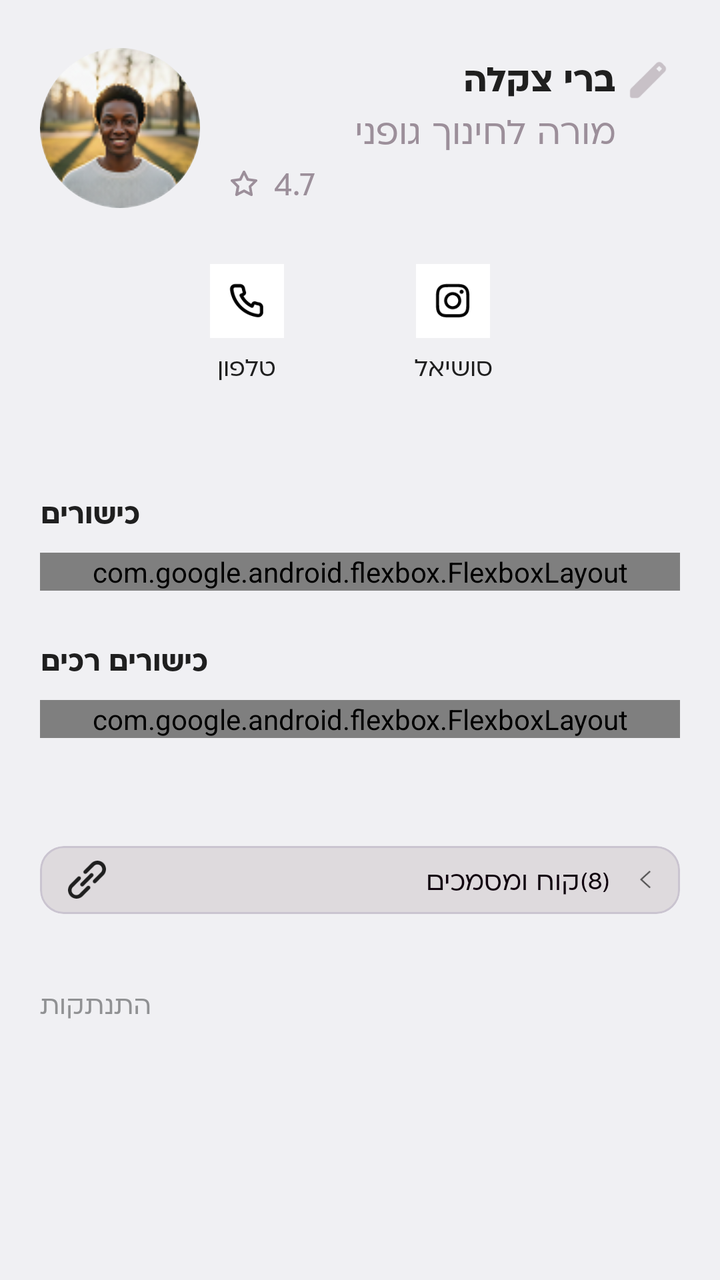
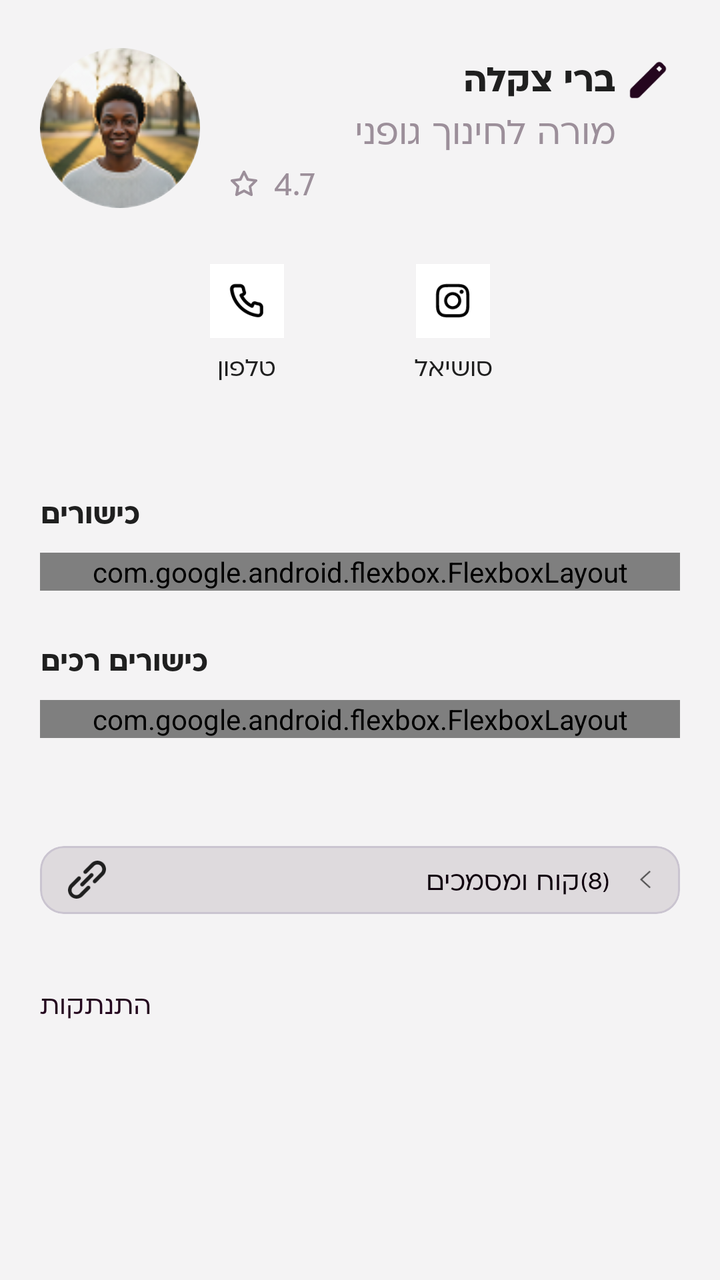

Screens rendered from an Android XML layout before and after an edit, with the pre-edit source and the edit as a unified diff.
<!-- AndroidManifest.xml: application theme Theme.ClickJob_FinalProject -->
<!-- res/layout/fragment_profile.xml -->
<?xml version="1.0" encoding="utf-8"?>
<androidx.core.widget.NestedScrollView
    xmlns:android="http://schemas.android.com/apk/res/android"
    xmlns:app="http://schemas.android.com/apk/res-auto"
    android:layout_width="match_parent"
    android:layout_height="match_parent"
    android:background="@color/screen_bg"
    android:layoutDirection="rtl"
    android:fillViewport="true">

    <LinearLayout
        android:layout_width="match_parent"
        android:layout_height="wrap_content"
        android:orientation="vertical"
        android:paddingBottom="32dp">

        

        <androidx.constraintlayout.widget.ConstraintLayout
            android:id="@+id/headerLayout"
            android:layout_width="match_parent"
            android:layout_height="wrap_content"
            android:layout_marginHorizontal="20dp"
            android:layout_marginTop="24dp">

            
            <com.google.android.material.imageview.ShapeableImageView
                android:id="@+id/imgProfile"
                android:layout_width="80dp"
                android:layout_height="80dp"
                android:scaleType="centerCrop"
                android:src="@drawable/bari"
                app:shapeAppearanceOverlay="@style/CircleImageStyle"
                app:layout_constraintTop_toTopOf="parent"
                app:layout_constraintStart_toStartOf="parent" />

            
            <TextView
                android:id="@+id/tvName"
                android:layout_width="0dp"
                android:layout_height="wrap_content"
                android:layout_marginStart="14dp"
                android:text="ברי צקלה"
                android:textColor="@color/text_dark"
                android:textSize="20sp"
                android:fontFamily="@font/ploni_bold_aaa"
                app:layout_constraintTop_toTopOf="@id/imgProfile"
                app:layout_constraintStart_toEndOf="@id/imgProfile"
                app:layout_constraintEnd_toStartOf="@id/btnEdit"
                app:layout_constraintVertical_chainStyle="packed"
                app:layout_constraintBottom_toTopOf="@id/tvJobTitle" />

            
            <TextView
                android:id="@+id/tvJobTitle"
                android:layout_width="0dp"
                android:layout_height="wrap_content"
                android:layout_marginStart="14dp"
                android:layout_marginTop="2dp"
                android:text="מורה לחינוך גופני"
                android:textColor="@color/gray04"
                android:textSize="20sp"
                android:fontFamily="@font/ploni_regular_aaa"
                app:layout_constraintTop_toBottomOf="@id/tvName"
                app:layout_constraintStart_toEndOf="@id/imgProfile"
                app:layout_constraintEnd_toStartOf="@id/btnEdit"
                app:layout_constraintBottom_toTopOf="@id/ratingRow" />

            
            <LinearLayout
                android:id="@+id/ratingRow"
                android:layout_width="wrap_content"
                android:layout_height="wrap_content"
                android:layout_marginStart="14dp"
                android:layout_marginTop="4dp"
                android:gravity="center_vertical"
                android:orientation="horizontal"
                app:layout_constraintTop_toBottomOf="@id/tvJobTitle"
                app:layout_constraintStart_toEndOf="@id/imgProfile"
                app:layout_constraintBottom_toBottomOf="@id/imgProfile">

                <ImageView
                    android:layout_width="16dp"
                    android:layout_height="16dp"
                    android:src="@drawable/ic_star"
                    app:tint="@color/gray04"
                    android:contentDescription="דירוג" />

                <TextView
                    android:id="@+id/tvRating"
                    android:layout_width="wrap_content"
                    android:layout_height="wrap_content"
                    android:text="4.7"
                    android:textColor="@color/gray04"
                    android:textSize="18sp"
                    android:fontFamily="@font/ploni_regular_aaa"
                    android:layout_marginStart="7dp" />


            </LinearLayout>

            
            <ImageView
                android:id="@+id/btnEdit"
                android:layout_width="32dp"
                android:layout_height="32dp"
                android:src="@drawable/ic_edit"
                android:padding="4dp"
                android:contentDescription="עריכה"
                app:tint="@color/gray03"
                app:layout_constraintTop_toTopOf="parent"
                app:layout_constraintEnd_toEndOf="parent" />

        </androidx.constraintlayout.widget.ConstraintLayout>

        
        

        <LinearLayout
            android:id="@+id/contactRow"
            android:layout_width="150dp"
            android:layout_height="wrap_content"
            android:orientation="horizontal"
            android:layout_gravity="center_horizontal"
            android:layout_marginTop="28dp"
            android:gravity="center_vertical">



            
            <LinearLayout
                android:layout_width="wrap_content"
                android:layout_height="wrap_content"
                android:orientation="vertical"
                android:gravity="center">

                
                <LinearLayout
                    android:id="@+id/btnPhone"
                    android:layout_width="37dp"
                    android:layout_height="37dp"
                    android:gravity="center"
                    android:background="@color/white"
                    android:clickable="true"
                    android:focusable="true">

                    <ImageView
                        android:layout_width="20dp"
                        android:layout_height="20dp"
                        android:src="@drawable/ic_phone"
                        android:contentDescription="טלפון" />

                </LinearLayout>

                
                <TextView
                    android:layout_width="wrap_content"
                    android:layout_height="wrap_content"
                    android:layout_marginTop="6dp"
                    android:text="טלפון"
                    android:textColor="@color/text_dark"
                    android:textSize="14sp"
                    android:fontFamily="@font/ploni_regular_aaa" />

            </LinearLayout>
            
            <LinearLayout
                android:layout_width="wrap_content"
                android:layout_height="wrap_content"
                android:orientation="vertical"
                android:gravity="center"
                android:layout_marginStart="65dp">

                
                <LinearLayout
                    android:id="@+id/btnSocial"
                    android:layout_width="37dp"
                    android:layout_height="37dp"
                    android:gravity="center"
                    android:background="@color/white"
                    android:clickable="true"
                    android:focusable="true">

                    <ImageView
                        android:layout_width="20dp"
                        android:layout_height="20dp"
                        android:src="@drawable/ic_instagram"
                        android:contentDescription="סושיאל" />

                </LinearLayout>

                
                <TextView
                    android:layout_width="wrap_content"
                    android:layout_height="wrap_content"
                    android:layout_marginTop="6dp"
                    android:text="סושיאל"
                    android:textColor="@color/text_dark"
                    android:textSize="14sp"
                    android:fontFamily="@font/ploni_regular_aaa" />

            </LinearLayout>

        </LinearLayout>

        

        <LinearLayout
            android:layout_width="match_parent"
            android:layout_height="wrap_content"
            android:orientation="vertical"
            android:layout_marginTop="54dp"
            android:paddingHorizontal="20dp">

            
            <TextView
                android:layout_width="wrap_content"
                android:layout_height="wrap_content"
                android:text="כישורים"
                android:textColor="@color/text_dark"
                android:textSize="16sp"
                android:fontFamily="@font/ploni_bold_aaa" />

            <com.google.android.flexbox.FlexboxLayout
                android:id="@+id/flexHardSkills"
                android:layout_width="match_parent"
                android:layout_height="wrap_content"
                android:layout_marginTop="10dp"
                android:layoutDirection="rtl"
                app:flexDirection="row"
                app:flexWrap="wrap"
                app:alignItems="center"
                app:justifyContent="flex_start" />

            
            <TextView
                android:layout_width="wrap_content"
                android:layout_height="wrap_content"
                android:layout_marginTop="24dp"
                android:text="כישורים רכים"
                android:textColor="@color/text_dark"
                android:textSize="16sp"
                android:fontFamily="@font/ploni_bold_aaa" />

            <com.google.android.flexbox.FlexboxLayout
                android:id="@+id/flexSoftSkills"
                android:layout_width="match_parent"
                android:layout_height="wrap_content"
                android:layout_marginTop="10dp"
                android:layoutDirection="rtl"
                app:flexDirection="row"
                app:flexWrap="wrap"
                app:alignItems="center"
                app:justifyContent="flex_start" />

        </LinearLayout>

        

        <com.google.android.material.card.MaterialCardView
            android:id="@+id/btnDocuments"
            android:layout_width="match_parent"
            android:layout_height="34dp"
            android:layout_marginHorizontal="20dp"
            android:layout_marginTop="54dp"
            android:clickable="true"
            android:focusable="true"
            app:cardCornerRadius="12dp"
            app:cardElevation="0dp"
            app:cardBackgroundColor="@color/gray02">

            <LinearLayout
                android:layout_width="match_parent"
                android:layout_height="match_parent"
                android:orientation="horizontal"
                android:gravity="center_vertical"
                android:layoutDirection="rtl"
                android:paddingHorizontal="14dp">

                
                <ImageView
                    android:layout_width="19dp"
                    android:layout_height="19dp"
                    android:src="@drawable/ic_link"
                    android:contentDescription="קישור"
                    app:tint="@color/text_dark" />

                <TextView
                    android:layout_width="0dp"
                    android:layout_height="wrap_content"
                    android:layout_weight="1"
                    android:layout_marginStart="8dp"
                    android:text="קוח ומסמכים"
                    android:textColor="@color/DarkDeepPink"
                    android:textSize="15sp"
                    android:fontFamily="@font/ploni_regular_aaa" />

                
                <TextView
                    android:id="@+id/tvDocumentsCount"
                    android:layout_width="wrap_content"
                    android:layout_height="wrap_content"
                    android:text="(8)"
                    android:textColor="@color/DarkDeepPink"
                    android:textSize="14sp"
                    android:fontFamily="@font/ploni_regular_aaa"
                    android:layout_marginEnd="15dp" />

                <ImageView
                    android:layout_width="6dp"
                    android:layout_height="11dp"
                    android:src="@drawable/ic_arrow_back"
                    android:contentDescription="פתח"
                    app:tint="#4F4F4F" />

            </LinearLayout>

        </com.google.android.material.card.MaterialCardView>

        

        <TextView
            android:id="@+id/btnLogout"
            android:layout_width="wrap_content"
            android:layout_height="wrap_content"
            android:layout_marginTop="36dp"
            android:layout_marginStart="20dp"
            android:layout_gravity="start"
            android:text="התנתקות"
            android:textColor="@color/text_gray"
            android:textSize="15sp"
            android:fontFamily="@font/ploni_regular_aaa"
            android:clickable="true"
            android:focusable="true"
            android:background="?attr/selectableItemBackgroundBorderless" />

    </LinearLayout>

</androidx.core.widget.NestedScrollView>
<!-- resources referenced by this layout -->
<resources>
  <color name="DarkDeepPink">#10030E</color>
  <color name="gray02">#DEDADD</color>
  <color name="gray03">#C8C1C7</color>
  <color name="gray04">#9C8F9A</color>
  <color name="screen_bg">#F0F0F3</color>
  <color name="text_dark">#1F1F1F</color>
  <color name="text_gray">#909193</color>
  <color name="white">#FFFFFFFF</color>
  <!-- drawable bari: png bitmap (drawable, 14991 bytes) -->
  <!-- drawable ic_arrow_back (drawable) -->
  <vector xmlns:android="http://schemas.android.com/apk/res/android"
      android:width="8dp"
      android:height="12dp"
      android:viewportWidth="8"
      android:viewportHeight="12">
    <path
        android:strokeWidth="1"
        android:pathData="M6.738,0.369L0.738,5.869L6.738,11.369"
        android:fillColor="#00000000"
        android:strokeColor="#4F4F4F"/>
  </vector>
  <!-- drawable ic_edit (drawable) -->
  <vector xmlns:android="http://schemas.android.com/apk/res/android"
      android:width="24dp"
      android:height="24dp"
      android:viewportWidth="24"
      android:viewportHeight="24">
    <path
        android:pathData="M4,21C3.717,21 3.479,20.904 3.288,20.712C3.097,20.52 3.001,20.283 3,20V17.575C3,17.308 3.05,17.054 3.15,16.812C3.25,16.57 3.392,16.358 3.575,16.175L16.2,3.575C16.4,3.392 16.621,3.25 16.863,3.15C17.105,3.05 17.359,3 17.625,3C17.891,3 18.149,3.05 18.4,3.15C18.651,3.25 18.867,3.4 19.05,3.6L20.425,5C20.625,5.183 20.771,5.4 20.862,5.65C20.953,5.9 20.999,6.15 21,6.4C21,6.667 20.954,6.921 20.862,7.163C20.77,7.405 20.624,7.626 20.425,7.825L7.825,20.425C7.642,20.608 7.429,20.75 7.187,20.85C6.945,20.95 6.691,21 6.425,21H4ZM17.6,7.8L19,6.4L17.6,5L16.2,6.4L17.6,7.8Z"
        android:fillColor="#C8C1C7"/>
  </vector>
  <!-- drawable ic_instagram: vector/xml drawable (drawable, 3443 chars, omitted) -->
  <!-- drawable ic_link: vector/xml drawable (drawable, 2548 chars, omitted) -->
  <!-- drawable ic_phone: vector/xml drawable (drawable, 2251 chars, omitted) -->
  <!-- drawable ic_star (drawable) -->
  <vector xmlns:android="http://schemas.android.com/apk/res/android"
      android:width="14dp"
      android:height="14dp"
      android:viewportWidth="24"
      android:viewportHeight="24">
    <path
        android:pathData="M22,9.67C21.936,9.487 21.822,9.327 21.669,9.208C21.516,9.089 21.332,9.017 21.139,9L15.45,8.17L12.899,3C12.818,2.831 12.69,2.688 12.531,2.589C12.371,2.489 12.187,2.436 12,2.436C11.812,2.436 11.628,2.489 11.468,2.589C11.309,2.688 11.181,2.831 11.099,3L8.549,8.16L2.859,9C2.674,9.026 2.5,9.104 2.357,9.224C2.214,9.344 2.107,9.502 2.049,9.68C1.996,9.854 1.992,10.039 2.036,10.215C2.08,10.391 2.171,10.552 2.299,10.68L6.429,14.68L5.429,20.36C5.394,20.548 5.412,20.741 5.483,20.919C5.554,21.096 5.674,21.249 5.829,21.36C5.981,21.468 6.159,21.532 6.345,21.544C6.53,21.557 6.715,21.517 6.879,21.43L12,18.76L17.1,21.44C17.24,21.519 17.398,21.561 17.559,21.56C17.771,21.561 17.978,21.494 18.149,21.37C18.305,21.259 18.425,21.106 18.496,20.929C18.566,20.751 18.585,20.558 18.549,20.37L17.549,14.69L21.68,10.69C21.824,10.568 21.931,10.407 21.987,10.226C22.044,10.046 22.048,9.853 22,9.67ZM15.849,13.67C15.732,13.784 15.644,13.924 15.594,14.079C15.543,14.234 15.532,14.399 15.559,14.56L16.279,18.75L12.519,16.75C12.375,16.673 12.213,16.633 12.05,16.633C11.886,16.633 11.724,16.673 11.58,16.75L7.819,18.75L8.539,14.56C8.567,14.399 8.556,14.234 8.505,14.079C8.455,13.924 8.367,13.784 8.249,13.67L5.249,10.67L9.459,10.06C9.621,10.038 9.775,9.976 9.908,9.88C10.04,9.784 10.147,9.657 10.219,9.51L12,5.7L13.88,9.52C13.951,9.667 14.059,9.794 14.191,9.89C14.323,9.986 14.477,10.048 14.639,10.07L18.85,10.68L15.849,13.67Z"
        android:fillColor="#000000"/>
  </vector>
  <style name="CircleImageStyle">
          <item name="cornerFamily">rounded</item>
          <item name="cornerSize">50%</item>
      </style>
  <style name="Theme.ClickJob_FinalProject" parent="Base.Theme.ClickJob_FinalProject" />
  <style name="Base.Theme.ClickJob_FinalProject" parent="Theme.Material3.DayNight.NoActionBar">
          
          
      </style>
</resources>

<!-- the commit's change to res/layout/fragment_profile.xml (unified diff, before → after) -->
@@ -107,7 +107,7 @@
                 android:src="@drawable/ic_edit"
                 android:padding="4dp"
                 android:contentDescription="עריכה"
-                app:tint="@color/gray03"
+                app:tint="@color/DarkDeep"
                 app:layout_constraintTop_toTopOf="parent"
                 app:layout_constraintEnd_toEndOf="parent" />
 
@@ -327,7 +327,7 @@
             android:layout_marginStart="20dp"
             android:layout_gravity="start"
             android:text="התנתקות"
-            android:textColor="@color/text_gray"
+            android:textColor="@color/DarkDeep"
             android:textSize="15sp"
             android:fontFamily="@font/ploni_regular_aaa"
             android:clickable="true"
<!-- resource entries referenced after the edit -->
@@ -1,12 +1,11 @@
 <!-- resources referenced by this layout -->
 <resources>
+  <color name="DarkDeep">#24061E</color>
   <color name="DarkDeepPink">#10030E</color>
   <color name="gray02">#DEDADD</color>
-  <color name="gray03">#C8C1C7</color>
   <color name="gray04">#9C8F9A</color>
-  <color name="screen_bg">#F0F0F3</color>
+  <color name="screen_bg">#F4F3F4</color>
   <color name="text_dark">#1F1F1F</color>
-  <color name="text_gray">#909193</color>
   <color name="white">#FFFFFFFF</color>
   <!-- drawable bari: png bitmap (drawable, 14991 bytes) -->
   <!-- drawable ic_arrow_back (drawable) -->
